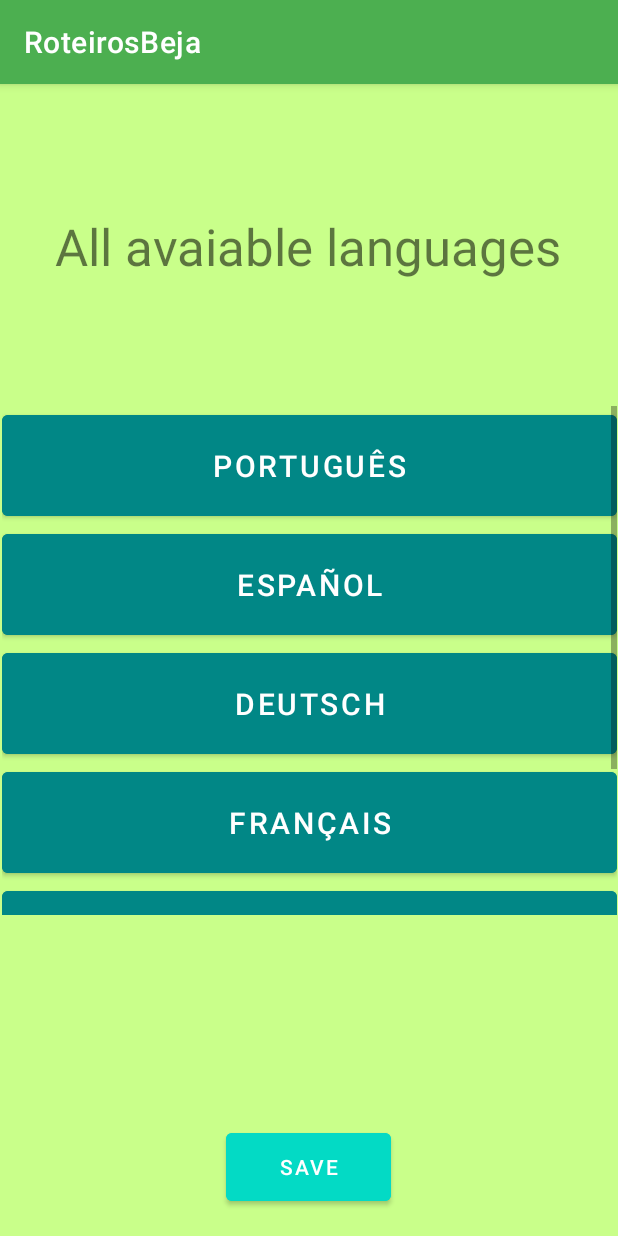
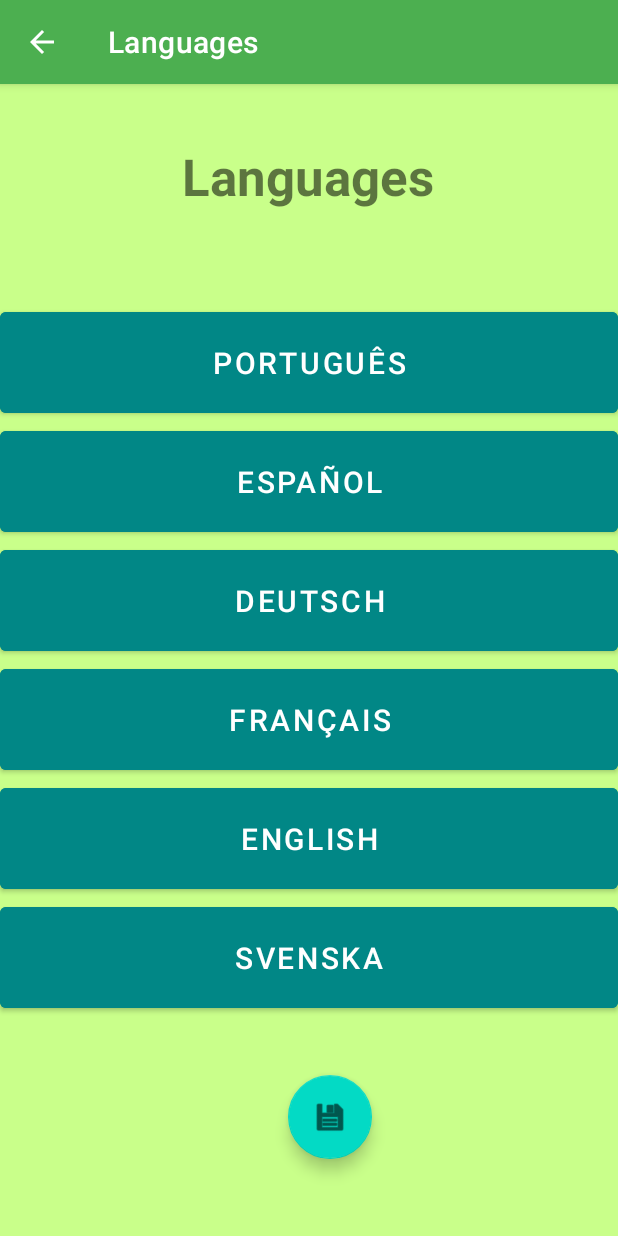
Before and after one commit to miguelcoutinho16/novoRoteiros, an Android app: the ActivityLanguage screen opened directly, with no data from a screen before it, on a phone screen of 412 x 824 dp. Run offline under Robolectric (Android 15) with nearby library versions, the phone set to English and light mode, and no system bars.

Commit message:
done more stuff

```diff
--- a/RoteirosBeja/app/src/main/java/pt/ipbeja/roteirosbeja/ActivityLanguage.java
+++ b/RoteirosBeja/app/src/main/java/pt/ipbeja/roteirosbeja/ActivityLanguage.java
@@ -2,7 +2,9 @@ package pt.ipbeja.roteirosbeja;
 
 import androidx.appcompat.app.AppCompatActivity;
 
+import android.content.Intent;
 import android.os.Bundle;
+import android.view.View;
 
 public class ActivityLanguage extends AppCompatActivity {
 
@@ -11,4 +13,10 @@ public class ActivityLanguage extends AppCompatActivity {
         super.onCreate(savedInstanceState);
         setContentView(R.layout.activity_language);
     }
+
+    public void onClickBack(View view){
+
+        Intent intent = new Intent(this, MainActivity.class);
+        startActivity(intent);
+    }
 }
--- a/RoteirosBeja/app/src/main/java/pt/ipbeja/roteirosbeja/MainActivity.java
+++ b/RoteirosBeja/app/src/main/java/pt/ipbeja/roteirosbeja/MainActivity.java
@@ -11,7 +11,7 @@ public class MainActivity extends AppCompatActivity {
     @Override
     protected void onCreate(Bundle savedInstanceState) {
         super.onCreate(savedInstanceState);
-        setContentView(R.layout.activity_all_roteiros);
+        setContentView(R.layout.activity_main);
 
 
     }
--- a/RoteirosBeja/app/src/main/java/pt/ipbeja/roteirosbeja/allRoteiros.java
+++ b/RoteirosBeja/app/src/main/java/pt/ipbeja/roteirosbeja/allRoteiros.java
@@ -19,7 +19,7 @@ public class allRoteiros extends AppCompatActivity {
         super.onCreate(savedInstanceState);
         setContentView(R.layout.activity_all_roteiros);
 
-        recyclerView = findViewById(R.id.recycler_view);
+        recyclerView = findViewById(R.id.recyclerView);
 
         s1 = getResources().getStringArray(R.array.titulo_roteiros);
         s2 = getResources().getStringArray(R.array.descrição_roteiros);
--- a/RoteirosBeja/app/src/main/res/layout/activity_all_roteiros.xml
+++ b/RoteirosBeja/app/src/main/res/layout/activity_all_roteiros.xml
@@ -7,7 +7,7 @@
     tools:context=".allRoteiros">
 
     <androidx.recyclerview.widget.RecyclerView
-        android:id="@+id/recycler_view"
+        android:id="@+id/recyclerView"
         android:layout_width="match_parent"
         android:layout_height="match_parent"
         app:layout_constraintBottom_toBottomOf="parent"
--- a/RoteirosBeja/app/src/main/res/layout/activity_language.xml
+++ b/RoteirosBeja/app/src/main/res/layout/activity_language.xml
@@ -5,34 +5,30 @@
     android:layout_width="match_parent"
     android:layout_height="match_parent"
     android:background="#C9FF8A"
+    android:onClick="onClickBack"
     tools:context=".ActivityLanguage">
 
-    <TextView
-        android:id="@+id/textView25"
+    <com.google.android.material.floatingactionbutton.FloatingActionButton
+        android:id="@+id/floatingActionButton"
         android:layout_width="wrap_content"
         android:layout_height="wrap_content"
-        android:text="All avaiable languages"
-        android:textSize="34sp"
-        app:layout_constraintBottom_toBottomOf="parent"
-        app:layout_constraintHorizontal_bias="0.494"
-        app:layout_constraintLeft_toLeftOf="parent"
-        app:layout_constraintRight_toRightOf="parent"
-        app:layout_constraintTop_toTopOf="parent"
-        app:layout_constraintVertical_bias="0.118" />
-
-    <ScrollView
-        android:id="@+id/scrollView2"
-        android:layout_width="410dp"
-        android:layout_height="339dp"
+        android:layout_marginTop="30dp"
+        android:layout_marginEnd="164dp"
+        android:layout_marginBottom="43dp"
+        android:clickable="true"
         app:layout_constraintBottom_toBottomOf="parent"
         app:layout_constraintEnd_toEndOf="parent"
-        app:layout_constraintStart_toStartOf="parent"
-        app:layout_constraintTop_toTopOf="parent">
+        app:layout_constraintTop_toBottomOf="@+id/linearLayout"
+        app:srcCompat="@android:drawable/ic_menu_save" />
 
     <LinearLayout
+        android:id="@+id/linearLayout"
         android:layout_width="match_parent"
         android:layout_height="wrap_content"
-            android:orientation="vertical">
+        android:orientation="vertical"
+        app:layout_constraintBottom_toBottomOf="parent"
+        app:layout_constraintTop_toTopOf="parent"
+        tools:layout_editor_absoluteX="1dp">
 
         <Button
             android:id="@+id/button2"
@@ -83,19 +79,21 @@
             android:textSize="20sp" />
 
     </LinearLayout>
-    </ScrollView>
 
-    <Button
-        android:id="@+id/btnSaveLanguage"
-        android:layout_width="110dp"
-        android:layout_height="57dp"
-        android:backgroundTint="@color/teal_200"
-        android:text="Save"
-        app:layout_constraintBottom_toBottomOf="parent"
+    <TextView
+        android:id="@+id/textView3"
+        android:layout_width="wrap_content"
+        android:layout_height="wrap_content"
+        android:layout_marginTop="44dp"
+        android:layout_marginBottom="66dp"
+        android:text="Languages"
+        android:textSize="34sp"
+        android:textStyle="bold"
+        app:layout_constraintBottom_toTopOf="@+id/linearLayout"
         app:layout_constraintEnd_toEndOf="parent"
-        app:layout_constraintHorizontal_bias="0.498"
+        app:layout_constraintHorizontal_bias="0.497"
         app:layout_constraintStart_toStartOf="parent"
         app:layout_constraintTop_toTopOf="parent"
-        app:layout_constraintVertical_bias="0.976" />
+        app:layout_constraintVertical_bias="0.615" />
 
 </androidx.constraintlayout.widget.ConstraintLayout>
--- a/RoteirosBeja/app/src/main/res/values/strings.xml
+++ b/RoteirosBeja/app/src/main/res/values/strings.xml
@@ -11,9 +11,9 @@
 
     <string-array name="descrição_roteiros">
 
-        <item>O Castelo de .</item>
-        <item>Também re</item>
-        <item>Este museu </item>
+        <item>O Castelo de Beja ergue-se sobre a cidade, concelho e distrito de Beja, em Portugal.</item>
+        <item>Também referido como Museu Regional de Beja, no Alentejo, localiza-se nas dependências do antigo Convento da Conceição, na freguesia de Santa Maria da Feira, na cidade e concelho de Beja</item>
+        <item>Este museu integra parte do espólio artístico que o escultor Jorge Vieira doou à Câmara Municipal de Beja em 1994. </item>
 
     </string-array>
 
```
Also changed, not shown: RoteirosBeja/app/src/main/AndroidManifest.xml (+16 -2 lines), RoteirosBeja/app/src/main/java/pt/ipbeja/roteirosbeja/GuidedVisit.java (added, +52 -0 lines), RoteirosBeja/app/src/main/java/pt/ipbeja/roteirosbeja/MyAdapter.java (+18 -3 lines), RoteirosBeja/app/src/main/java/pt/ipbeja/roteirosbeja/eachRoteiros.java (added, +64 -0 lines), RoteirosBeja/app/src/main/res/layout/activity_each_roteiros.xml (added, +68 -0 lines), RoteirosBeja/app/src/main/res/layout/activity_guided_visit.xml (added, +48 -0 lines), RoteirosBeja/app/src/main/res/layout/row.xml (+10 -8 lines). Lines whose indentation alone changed are shown as unchanged.
